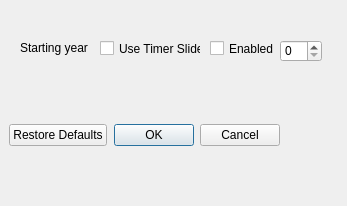
This is src/OtherSettingsDialog.ui in IDREsandbox/vsim as Qt 5 draws it before an edit. The edited form follows.
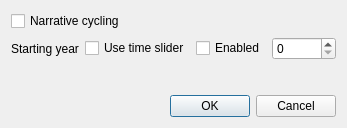
This is the edited form.

Commit message: narrative cylcing gui and serialize

Patch:
```diff
--- a/src/OtherSettingsDialog.ui
+++ b/src/OtherSettingsDialog.ui
@@ -7,77 +7,75 @@
     <x>0</x>
     <y>0</y>
     <width>347</width>
-    <height>206</height>
+    <height>128</height>
    </rect>
   </property>
   <property name="windowTitle">
    <string>Dialog</string>
   </property>
-  <widget class="QDialogButtonBox" name="button_box">
-   <property name="geometry">
-    <rect>
-     <x>9</x>
-     <y>124</y>
-     <width>271</width>
-     <height>23</height>
-    </rect>
-   </property>
-   <property name="orientation">
-    <enum>Qt::Horizontal</enum>
-   </property>
-   <property name="standardButtons">
-    <set>QDialogButtonBox::Cancel|QDialogButtonBox::Ok|QDialogButtonBox::RestoreDefaults</set>
-   </property>
-  </widget>
-  <widget class="QCheckBox" name="checkBox_2">
-   <property name="geometry">
-    <rect>
-     <x>210</x>
-     <y>40</y>
-     <width>70</width>
-     <height>17</height>
-    </rect>
-   </property>
-   <property name="text">
-    <string>Enabled</string>
-   </property>
-  </widget>
-  <widget class="QLabel" name="year_label">
-   <property name="geometry">
-    <rect>
-     <x>20</x>
-     <y>40</y>
-     <width>81</width>
-     <height>16</height>
-    </rect>
-   </property>
-   <property name="text">
-    <string>Starting year</string>
-   </property>
-  </widget>
-  <widget class="QSpinBox" name="year_spinbox">
-   <property name="geometry">
-    <rect>
-     <x>280</x>
-     <y>40</y>
-     <width>42</width>
-     <height>22</height>
-    </rect>
-   </property>
-  </widget>
-  <widget class="QCheckBox" name="checkBox_3">
-   <property name="geometry">
-    <rect>
-     <x>100</x>
-     <y>40</y>
-     <width>101</width>
-     <height>17</height>
-    </rect>
-   </property>
-   <property name="text">
-    <string>Use Timer Slider</string>
-   </property>
-  </widget>
+  <layout class="QVBoxLayout" name="verticalLayout">
+   <item>
+    <widget class="QCheckBox" name="narrative_cycling_checkbox">
+     <property name="toolTip">
+      <string>Starts the next narrative after the current narrative finishes. Loops indefinitely.</string>
+     </property>
+     <property name="text">
+      <string>Narrative cycling</string>
+     </property>
+    </widget>
+   </item>
+   <item>
+    <layout class="QHBoxLayout" name="horizontalLayout">
+     <item>
+      <widget class="QLabel" name="year_label">
+       <property name="text">
+        <string>Starting year</string>
+       </property>
+      </widget>
+     </item>
+     <item>
+      <widget class="QCheckBox" name="year_use_slider">
+       <property name="text">
+        <string>Use time slider</string>
+       </property>
+      </widget>
+     </item>
+     <item>
+      <widget class="QCheckBox" name="year_enabled">
+       <property name="text">
+        <string>Enabled</string>
+       </property>
+      </widget>
+     </item>
+     <item>
+      <widget class="QSpinBox" name="year_spinbox"/>
+     </item>
+    </layout>
+   </item>
+   <item>
+    <spacer name="verticalSpacer">
+     <property name="orientation">
+      <enum>Qt::Vertical</enum>
+     </property>
+     <property name="sizeHint" stdset="0">
+      <size>
+       <width>20</width>
+       <height>27</height>
+      </size>
+     </property>
+    </spacer>
+   </item>
+   <item>
+    <widget class="QDialogButtonBox" name="button_box">
+     <property name="orientation">
+      <enum>Qt::Horizontal</enum>
+     </property>
+     <property name="standardButtons">
+      <set>QDialogButtonBox::Cancel|QDialogButtonBox::Ok</set>
+     </property>
+    </widget>
+   </item>
+  </layout>
  </widget>
  <resources/>
  <connections>
```
Left out of the diff: 8 changed lines with no effect on the pictures. The commit also changes 14 other files.
